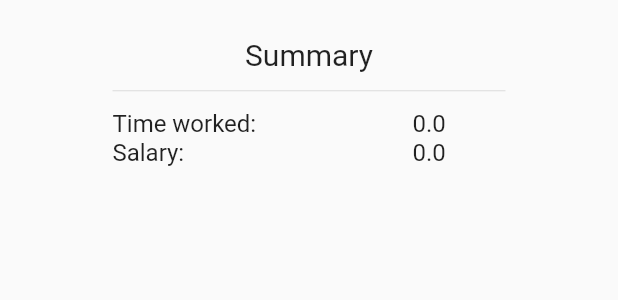
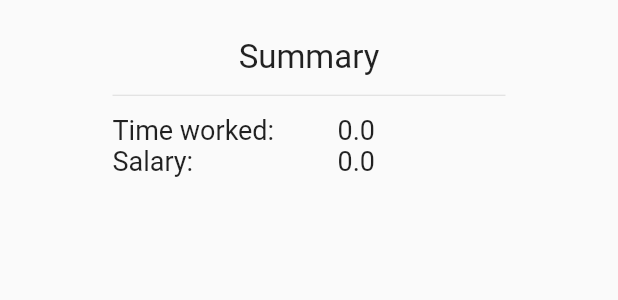
Before and after one commit to ArkadiiShatkovskyi/Android, a Flutter app: the SummaryTab widget shown alone on an empty page, opened directly, on a phone screen of 412 x 824 dp. Shown: the top 300 px of the screen. Run offline on Flutter 3.47's test engine with Material 2 defaults, Android fonts, the phone set to English and light mode, and no system bars; our stand-ins replace ant_icons, cloud_firestore, firebase_auth; accounts and stored records are empty.

Commit message:
Bug fixed when user was added

```diff
--- a/Flutter_Projects/job_app/lib/pages/mainPage/SummaryTab.dart
+++ b/Flutter_Projects/job_app/lib/pages/mainPage/SummaryTab.dart
@@ -32,10 +32,12 @@ class _SummaryTabState extends State<SummaryTab>{
           return tot + doc.data['workTime'];
       });
       double tempSalary = snapshot.documents.fold(0, (tot, doc) => tot + doc.data['workTime'] * doc.data['rate']);
-      setState(() {
-        _workedTime = tempWorkTime;
-        _salary = tempSalary;
-      });
+      if (this.mounted){
+        setState(() {
+          _workedTime = tempWorkTime;
+          _salary = tempSalary;
+        });
+      }
     });
   }
 
@@ -47,16 +49,16 @@ class _SummaryTabState extends State<SummaryTab>{
           physics: const NeverScrollableScrollPhysics(),
           children: <Widget>[
             Divider(height: 25, color: Colors.transparent,),
-            const Center(child:Text("Summary", style: TextStyle(fontSize: 20),)),
+            const Center(child:Text("Summary", style: TextStyle(fontSize: 22),)),
             Divider(height: 25,),
             Container(
                 child: Row(
                   children: <Widget>[
                     Container(
-                        child: const Text("Time worked: ", style: TextStyle(fontSize: 16),),
-                        width: 200,
+                        child: const Text("Time worked: ", style: TextStyle(fontSize: 18),),
+                        width: 150,
                     ),
-                    Text(_workedTime.toString(), style: TextStyle(fontSize: 16),)
+                    Text(_workedTime.toString(), style: TextStyle(fontSize: 18),)
                   ],
             )
             ),
@@ -64,10 +66,10 @@ class _SummaryTabState extends State<SummaryTab>{
                 child: Row(
                   children: <Widget>[
                     Container(
-                      child: const Text("Salary: ", style: TextStyle(fontSize: 16),),
-                      width: 200,
+                      child: const Text("Salary: ", style: TextStyle(fontSize: 18),),
+                      width: 150,
                     ),
-                    Text(_salary.toString(), style: TextStyle(fontSize: 16),)
+                    Text(_salary.toString(), style: TextStyle(fontSize: 18),)
               ],
             )
             ),
```
